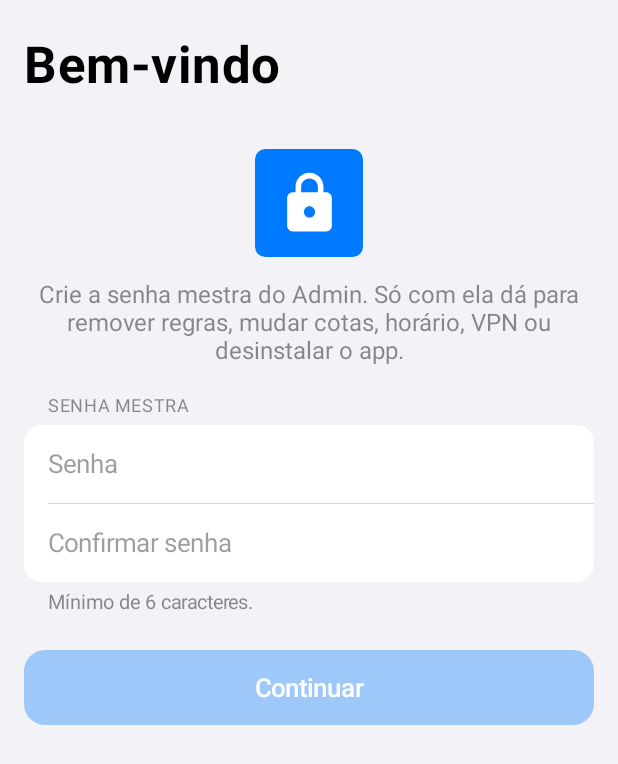
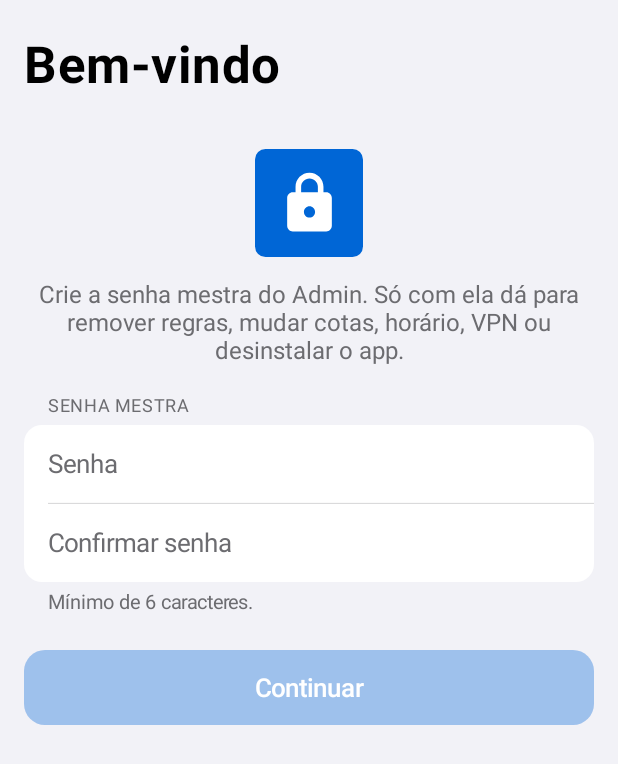
Before and after one commit to Heatxfps/bloqueio, an Android app built with Jetpack Compose: the screen it shows after launch (MainActivity), on a phone screen of 412 x 824 dp. Shown: the top 764 px of the screen. Run offline under Robolectric (Android 15) with nearby library versions, the phone set to English and light mode, and no system bars.

Commit message:
fix(ui): correções críticas de acessibilidade da auditoria HIG
- Contraste: tokens de texto e de preenchimento separados; todas as cores
  de texto passam 4.5:1 nos dois temas (antes 1.74 a 4.13:1)
- TalkBack: switch (Role.Switch), segmentado e abas (Role.Tab, selecionado),
  campos de texto com rótulo, steppers com descrição
- Alvos de toque: linha inteira do switch, segmentado 44 dp, Fechar/Editar 48 dp
- Fonte grande: alturas mínimas em vez de fixas; títulos com até 2 linhas
- Confirmação antes de começar um foco (só o admin encerra antes)

Co-Authored-By: Claude Opus 5.5 <noreply@anthropic.com>

```diff
--- a/app/src/main/java/dev/foco/bloqueio/ui/components/Fields.kt
+++ b/app/src/main/java/dev/foco/bloqueio/ui/components/Fields.kt
@@ -16,7 +16,13 @@ import androidx.compose.foundation.layout.width
 import androidx.compose.foundation.shape.CircleShape
 import androidx.compose.foundation.shape.RoundedCornerShape
 import androidx.compose.foundation.text.BasicTextField
+import androidx.compose.foundation.text.KeyboardActions
 import androidx.compose.foundation.text.KeyboardOptions
+import androidx.compose.foundation.layout.heightIn
+import androidx.compose.ui.semantics.Role
+import androidx.compose.ui.semantics.contentDescription
+import androidx.compose.ui.semantics.semantics
+import androidx.compose.ui.text.input.ImeAction
 import androidx.compose.material3.Text
 import androidx.compose.runtime.Composable
 import androidx.compose.ui.Alignment
@@ -43,12 +49,14 @@ fun TextFieldCell(
     secure: Boolean = false,
     keyboardType: KeyboardType = KeyboardType.Text,
     label: String? = null,
+    imeAction: ImeAction = ImeAction.Default,
+    onImeAction: (() -> Unit)? = null,
 ) {
     Row(
         modifier
             .fillMaxWidth()
-            .height(52.dp)
-            .padding(horizontal = 16.dp),
+            .heightIn(min = 52.dp)
+            .padding(horizontal = 16.dp, vertical = 8.dp),
         verticalAlignment = Alignment.CenterVertically,
     ) {
         if (label != null) {
@@ -56,7 +64,7 @@ fun TextFieldCell(
         }
         Box(Modifier.weight(1f)) {
             if (value.isEmpty()) {
-                Text(placeholder, style = BloqueioType.body, color = Bloqueio.colors.secondaryLabel.copy(alpha = 0.5f))
+                Text(placeholder, style = BloqueioType.body, color = Bloqueio.colors.secondaryLabel)
             }
             BasicTextField(
                 value = value,
@@ -67,8 +75,13 @@ fun TextFieldCell(
                 visualTransformation = if (secure) PasswordVisualTransformation() else VisualTransformation.None,
                 keyboardOptions = KeyboardOptions(
                     keyboardType = if (secure) KeyboardType.Password else keyboardType,
+                    imeAction = imeAction,
                 ),
-                modifier = Modifier.fillMaxWidth(),
+                keyboardActions = KeyboardActions(onAny = { onImeAction?.invoke() }),
+                // O placeholder é só desenho: o rótulo real vai para o TalkBack aqui.
+                modifier = Modifier
+                    .fillMaxWidth()
+                    .semantics { contentDescription = label ?: placeholder },
             )
         }
     }
@@ -89,20 +102,21 @@ fun StepperCell(title: String, value: String, onMinus: () -> Unit, onPlus: () ->
                     .background(Bloqueio.colors.cellSecondary),
                 verticalAlignment = Alignment.CenterVertically,
             ) {
-                StepButton("−", onMinus)
+                StepButton("−", "Diminuir $title", onMinus)
                 Box(Modifier.size(1.dp, 18.dp).background(Bloqueio.colors.separator))
-                StepButton("+", onPlus)
+                StepButton("+", "Aumentar $title", onPlus)
             }
         },
     )
 }
 
 @Composable
-private fun StepButton(symbol: String, onClick: () -> Unit) {
+private fun StepButton(symbol: String, description: String, onClick: () -> Unit) {
     Box(
         Modifier
-            .size(46.dp, 32.dp)
-            .clickable(onClick = onClick),
+            .size(48.dp, 44.dp)
+            .clickable(role = Role.Button, onClickLabel = description, onClick = onClick)
+            .semantics { contentDescription = description },
         contentAlignment = Alignment.Center,
     ) {
         Text(symbol, style = BloqueioType.title2, color = Bloqueio.colors.label)
--- a/app/src/main/java/dev/foco/bloqueio/ui/theme/Theme.kt
+++ b/app/src/main/java/dev/foco/bloqueio/ui/theme/Theme.kt
@@ -26,11 +26,18 @@ data class BloqueioColors(
     val accent: Color,
     val social: Color,
     val games: Color,
+    /** Preenchimento (switch, anéis). Para TEXTO use [successText]. */
     val success: Color,
+    val successText: Color,
     val warning: Color,
+    val warningText: Color,
     val danger: Color,
     val focus: Color,
     val gray: Color,
+    /** Fundos de botão com texto branco (≥4.5:1 nos dois temas). */
+    val accentFill: Color,
+    val focusFill: Color,
+    val grayFill: Color,
 )
 
 val LightColors = BloqueioColors(
@@ -38,16 +45,21 @@ val LightColors = BloqueioColors(
     cell = Color.White,
     cellSecondary = Color(0xFFF2F2F7),
     label = Color.Black,
-    secondaryLabel = Color(0x993C3C43),
+    secondaryLabel = Color(0xFF6C6C70), // 4.69:1 sobre #F2F2F7 (antes 3.29:1)
     separator = Color(0x4A3C3C43),
-    accent = Color(0xFF007AFF),
+    accent = Color(0xFF0066D6), // 5.42:1 com branco (antes 4.02:1)
     social = Color(0xFFFF2D55),
     games = Color(0xFF5856D6),
     success = Color(0xFF34C759),
+    successText = Color(0xFF1A7F37), // 5.08:1 sobre branco
     warning = Color(0xFFFF9500),
-    danger = Color(0xFFFF3B30),
-    focus = Color(0xFFAF52DE),
-    gray = Color(0xFF8E8E93),
+    warningText = Color(0xFFA35200), // 5.00:1 sobre #F2F2F7
+    danger = Color(0xFFC42B1C), // 5.66:1 sobre branco (antes 3.55:1)
+    focus = Color(0xFF8E3FC2), // 5.77:1 com branco (antes 4.13:1)
+    gray = Color(0xFF636366), // 5.99:1 (antes 3.26:1)
+    accentFill = Color(0xFF0066D6),
+    focusFill = Color(0xFF8E3FC2),
+    grayFill = Color(0xFF636366),
 )
 
 val DarkColors = BloqueioColors(
@@ -61,10 +73,15 @@ val DarkColors = BloqueioColors(
     social = Color(0xFFFF375F),
     games = Color(0xFF5E5CE6),
     success = Color(0xFF30D158),
+    successText = Color(0xFF30D158),
     warning = Color(0xFFFF9F0A),
+    warningText = Color(0xFFFF9F0A),
     danger = Color(0xFFFF453A),
     focus = Color(0xFFBF5AF2),
     gray = Color(0xFF8E8E93),
+    accentFill = Color(0xFF0071E3), // 4.70:1 com branco
+    focusFill = Color(0xFFA050D0), // 4.61:1 com branco
+    grayFill = Color(0xFF636366), // 5.99:1 com branco
 )
 
 /** Escala tipográfica do iOS. */
```
Also changed, not shown: app/src/main/java/dev/foco/bloqueio/ui/MainActivity.kt (+12 -4 lines), app/src/main/java/dev/foco/bloqueio/ui/components/AppPicker.kt (+7 -1 lines), app/src/main/java/dev/foco/bloqueio/ui/components/Components.kt (+71 -23 lines), app/src/main/java/dev/foco/bloqueio/ui/screens/AdminScreen.kt (+27 -32 lines), app/src/main/java/dev/foco/bloqueio/ui/screens/HomeScreen.kt (+24 -8 lines), app/src/main/java/dev/foco/bloqueio/ui/screens/SecureFolderScreen.kt (+8 -2 lines).
